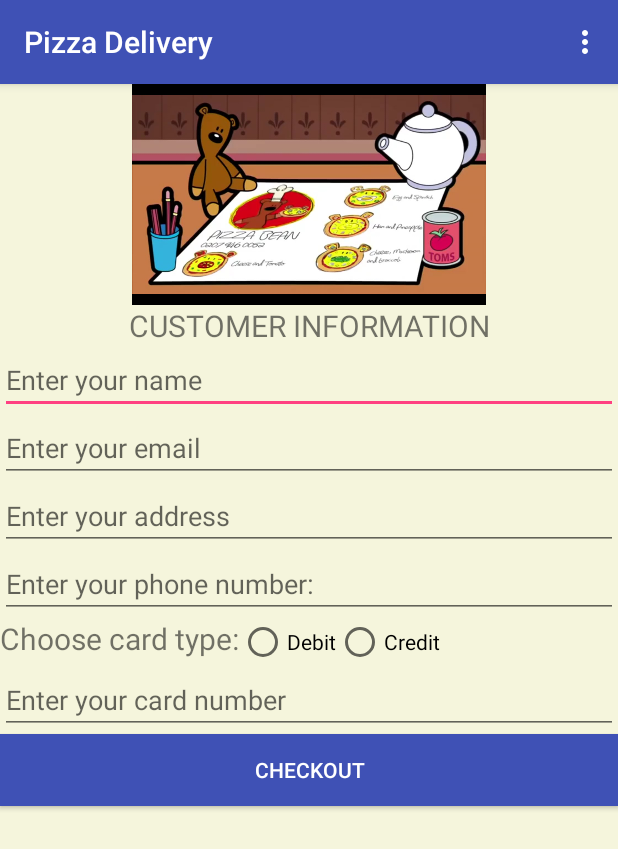
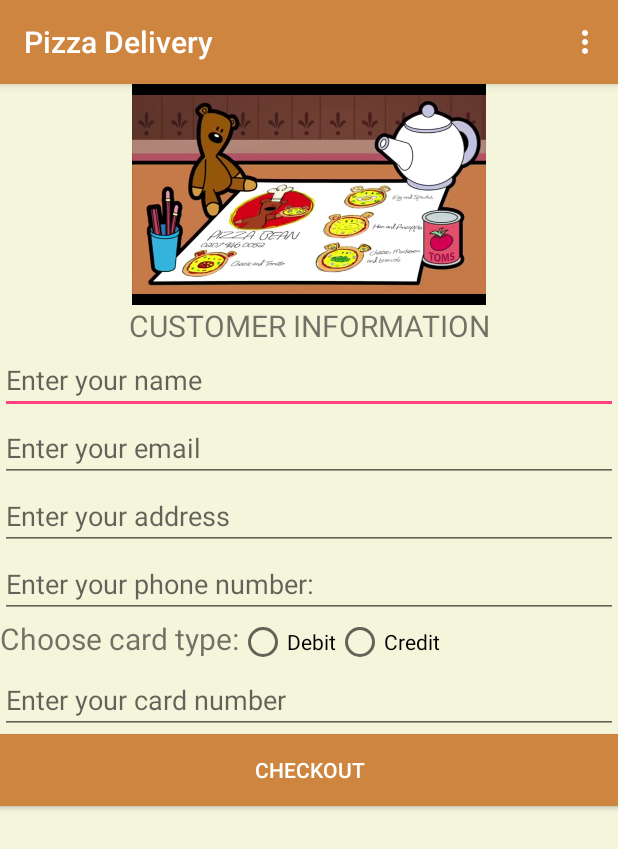
Before and after one commit to ChrisPTheCoder/PhuongLinhPham_DinKhiieuLanh_GroupProject, an Android app: the CheckOutActivity screen opened directly, with no data from a screen before it, on a phone screen of 412 x 824 dp. Shown: the top 849 px of the screen. Run offline under Robolectric (Android 15) with nearby library versions, the phone set to English and light mode, and no system bars.

Commit message:
Change primary color

```diff
--- a/app/src/main/res/values/colors.xml
+++ b/app/src/main/res/values/colors.xml
@@ -1,6 +1,6 @@
 <?xml version="1.0" encoding="utf-8"?>
 <resources>
-    <color name="colorPrimary">#3F51B5</color>
+    <color name="colorPrimary">#CD853F</color>
     <color name="colorPrimaryDark">#303F9F</color>
     <color name="colorAccent">#FF4081</color>
     <color name="background">#f5f5dc</color>
```
